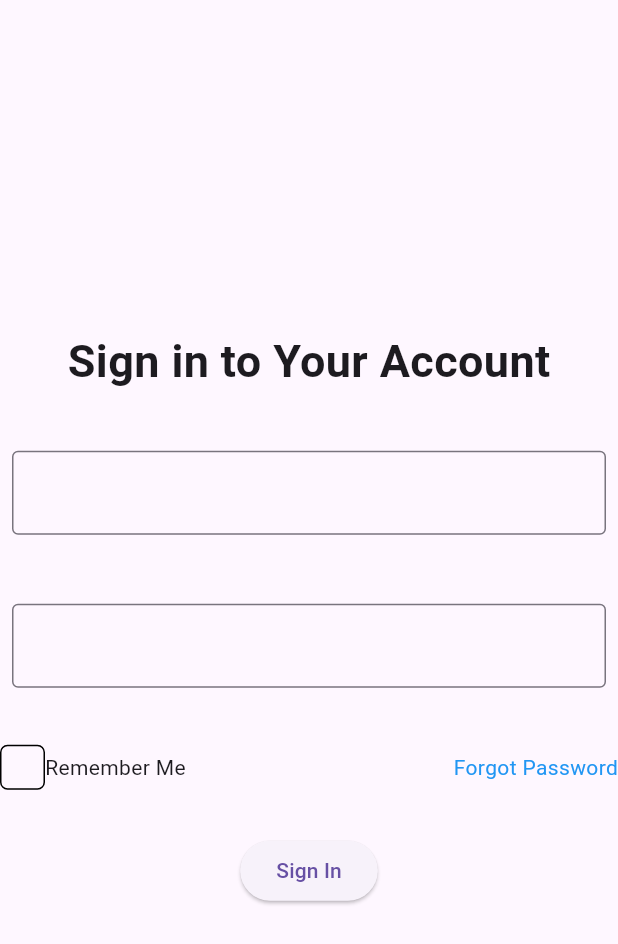
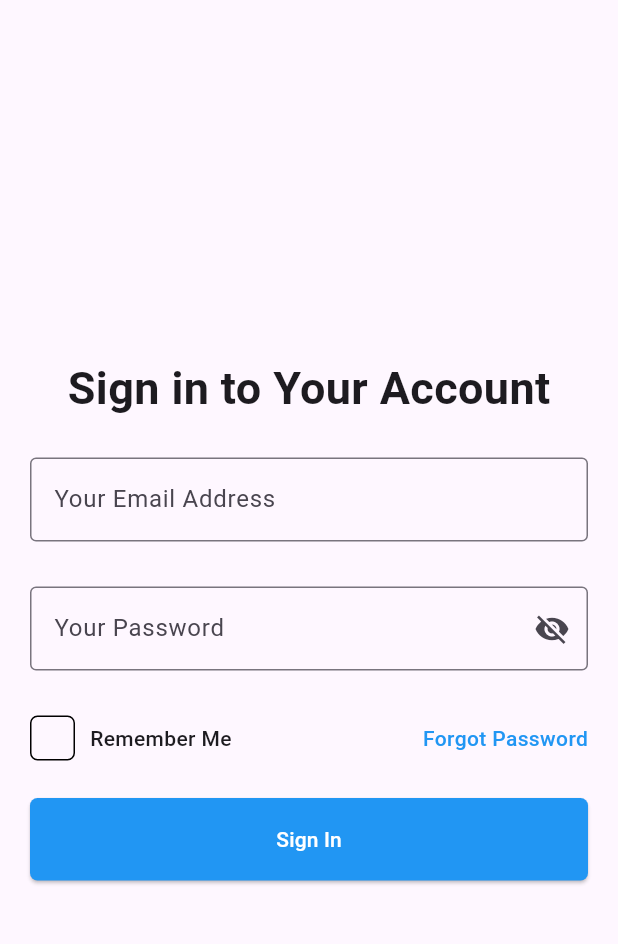
Before and after one commit to katlyzt/ui_build_hw, a Flutter app: the screen it shows after launch, on a phone screen of 412 x 824 dp. Shown: the top 944 px of the screen. Run offline on Flutter 3.47's test engine with Material 3 defaults, Android fonts, the light colour scheme and no system bars.

Commit message:
brain melt

```diff
--- /dev/null
+++ b/lib/model/gobal variable/global_variable.dart
@@ -0,0 +1,4 @@
+import 'package:flutter/material.dart';
+
+final TextEditingController userEmail = TextEditingController();
+final TextEditingController userPassword = TextEditingController();
--- a/lib/view/login_ui/home_screen/home_screen.dart
+++ b/lib/view/login_ui/home_screen/home_screen.dart
@@ -1,19 +1,32 @@
 import 'package:flutter/material.dart';
+import 'package:ui_build_hw/model/gobal%20variable/global_variable.dart';
+import 'package:ui_build_hw/view/login_ui/signup_screen/sign_up.dart';
 
-class HomeScreen extends StatelessWidget {
+class HomeScreen extends StatefulWidget {
   const HomeScreen({super.key});
 
   @override
+  State<HomeScreen> createState() => _HomeScreenState();
+}
+
+class _HomeScreenState extends State<HomeScreen> {
+  final loginKey = GlobalKey<FormState>();
+  final TextEditingController loginMail = TextEditingController();
+  final TextEditingController loginPass = TextEditingController();
+  @override
   Widget build(BuildContext context) {
     return Scaffold(
-      body: loginUi(),
+      body: loginUi(context, loginKey, loginMail, loginPass),
     );
   }
 }
 
-Widget loginUi() {
-  return Column(
-    spacing: 30,
+Widget loginUi(BuildContext context, GlobalKey<FormState> loginKey,
+    TextEditingController loginMail, TextEditingController loginPass) {
+  return Form(
+    key: loginKey,
+    child: Column(
+      spacing: 20,
       mainAxisAlignment: MainAxisAlignment.center,
       children: [
         Text(
@@ -21,16 +34,36 @@ Widget loginUi() {
           style: TextStyle(fontWeight: FontWeight.bold, fontSize: 30),
         ),
         Padding(
-        padding: const EdgeInsets.all(8.0),
-        child: TextField(
-            decoration: InputDecoration(border: OutlineInputBorder())),
+          padding: const EdgeInsets.symmetric(horizontal: 20, vertical: 5),
+          child: TextFormField(
+              validator: (value) {
+                if (value == null || value != userEmail.text) {
+                  return "enter valid mail";
+                }
+                return null;
+              },
+              decoration: InputDecoration(
+                  hintText: "Your Email Address",
+                  border: OutlineInputBorder())),
         ),
         Padding(
-        padding: const EdgeInsets.all(8.0),
-        child: TextField(
-            decoration: InputDecoration(border: OutlineInputBorder())),
+          padding: const EdgeInsets.symmetric(horizontal: 20, vertical: 5),
+          child: TextFormField(
+              obscureText: true,
+              validator: (value) {
+                if (value == null || value != userPassword.text) {
+                  return "enter correct password";
+                }
+                return null;
+              },
+              decoration: InputDecoration(
+                  suffixIcon: Icon(Icons.visibility_off),
+                  hintText: "Your Password",
+                  border: OutlineInputBorder())),
         ),
-      Row(
+        Padding(
+          padding: const EdgeInsets.symmetric(horizontal: 20, vertical: 5),
+          child: Row(
             mainAxisAlignment: MainAxisAlignment.spaceBetween,
             children: [
               Container(
@@ -40,14 +73,51 @@ Widget loginUi() {
                     borderRadius: BorderRadius.circular(5),
                     border: Border.all(color: Colors.black)),
               ),
-          Expanded(child: Text("Remember Me")),
-          Text(
+              SizedBox(width: 10),
+              Expanded(
+                  child: Text(
+                "Remember Me",
+                style: TextStyle(fontWeight: FontWeight.w500),
+              )),
+              GestureDetector(
+                onTap: () {
+                  Navigator.push(
+                      context,
+                      MaterialPageRoute(
+                        builder: (context) => SignUp(),
+                      ));
+                },
+                child: Text(
                   "Forgot Password",
-            style: TextStyle(color: Colors.blue),
+                  style: TextStyle(
+                      color: Colors.blue, fontWeight: FontWeight.w500),
+                ),
               )
             ],
           ),
-      ElevatedButton(onPressed: () {}, child: Text("Sign In"))
-    ],
+        ),
+        Container(
+          padding: const EdgeInsets.symmetric(horizontal: 20),
+          width: double.infinity,
+          height: 55,
+          child: ElevatedButton(
+              style: ElevatedButton.styleFrom(
+                  backgroundColor: Colors.blue,
+                  shape: RoundedRectangleBorder(
+                      borderRadius: BorderRadius.circular(5))),
+              onPressed: () {
+                if (loginKey.currentState!.validate()) {
+                  ScaffoldMessenger.of(context).showSnackBar(
+                    const SnackBar(content: Text('Processing Data')),
                   );
                 }
+              },
+              child: Text(
+                "Sign In",
+                style: TextStyle(color: Colors.white),
+              )),
+        )
+      ],
+    ),
+  );
+}
```
Also changed, not shown: lib/view/login_ui/signup_screen/sign_up.dart (added, +108 -0 lines), pubspec.lock, 125 other files. Lines whose indentation alone changed are shown as unchanged.
